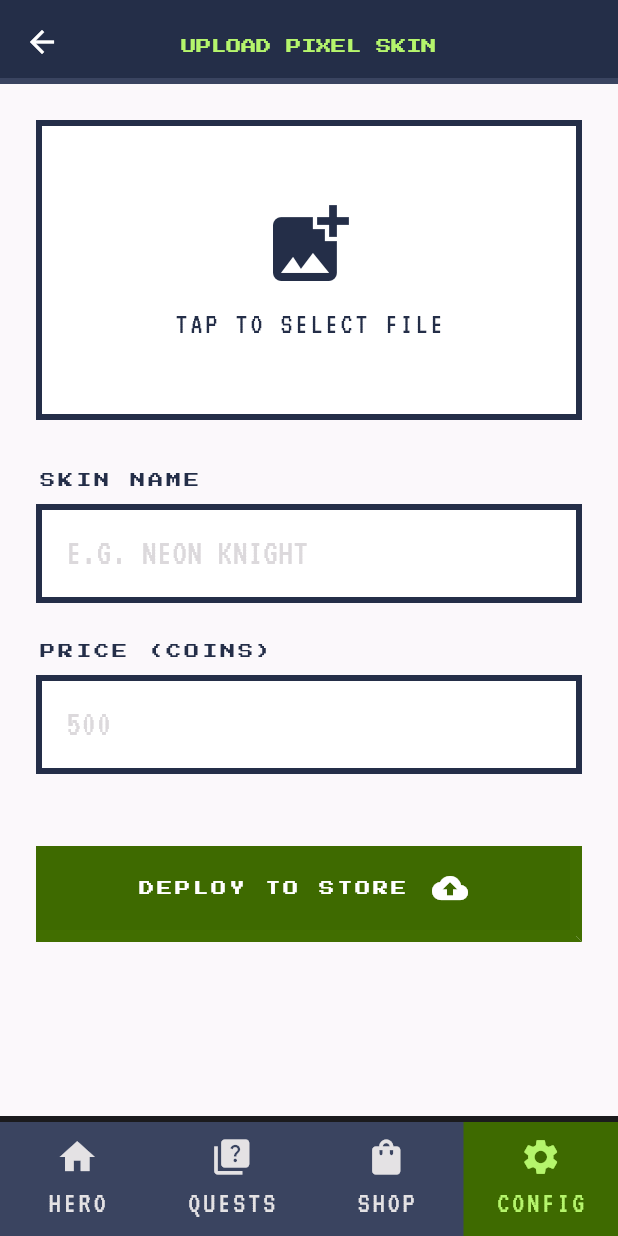
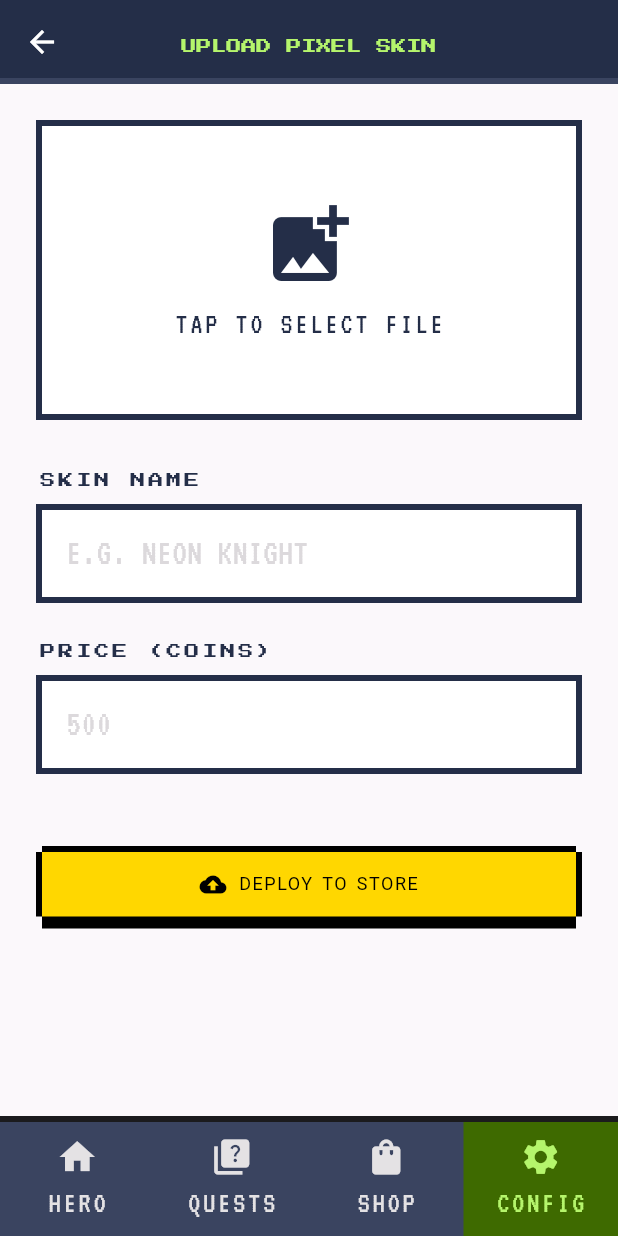
Before and after one commit to joelaah/edtech-pixelated, a Flutter app: the AdminUploadSkinPage screen opened by its route, on a phone screen of 412 x 824 dp. Run offline on Flutter 3.47's test engine with Material 3 defaults, Android fonts, the phone set to English and light mode, and no system bars; our stand-ins replace cached_network_image, cloud_firestore, equatable, firebase_auth, firebase_core, firebase_storage and 9 more; missing offline and left inert: flutter_math_fork; accounts and stored records are empty.

Commit message:
Phase 4: Implement Pixel-Art UI foundation (Button, Card, Progress Bar) and Feature Flag system

```diff
--- a/lib/core/router/app_router.dart
+++ b/lib/core/router/app_router.dart
@@ -19,6 +19,7 @@ import 'package:bitwise_academy/features/admin/presentation/pages/create_questio
 import 'package:bitwise_academy/features/exam_library/presentation/pages/exam_taking_page.dart';
 import 'package:bitwise_academy/features/exam_library/presentation/pages/exam_results_page.dart';
 import 'package:bitwise_academy/core/widgets/shell_scaffold.dart';
+import 'package:bitwise_academy/core/widgets/feature_toggle.dart';
 
 import 'package:bitwise_academy/features/admin/presentation/pages/admin_upload_skin_page.dart';
 import 'package:bitwise_academy/features/store/presentation/pages/avatar_store_page.dart';
@@ -180,9 +181,20 @@ GoRouter buildRouter(AuthBloc authBloc) {
             path: RoutePaths.store,
             name: 'store',
             builder: (BuildContext context, GoRouterState state) =>
-                BlocProvider(
-              create: (_) => getIt<StoreCubit>()..loadSkins(),
-              child: const AvatarStorePage(),
+                FeatureToggle(
+              flagName: 'show_pixel_storefront',
+              onEnabled: const Scaffold(
+                body: Center(
+                  child: Text(
+                    'New Pixel UI Coming Soon',
+                    style: TextStyle(fontSize: 24, fontWeight: FontWeight.bold),
+                  ),
+                ),
+              ),
+              onDisabled: BlocProvider(
+                create: (_) => getIt<StoreCubit>()..loadSkins(),
+                child: const AvatarStorePage(),
+              ),
             ),
           ),
 
--- a/lib/core/widgets/pixel_button.dart
+++ b/lib/core/widgets/pixel_button.dart
@@ -1,29 +1,37 @@
 import 'package:flutter/material.dart';
 
-import 'package:bitwise_academy/core/constants/app_colors.dart';
-import 'package:bitwise_academy/core/constants/app_spacing.dart';
-import 'package:bitwise_academy/core/constants/app_typography.dart';
+/// Defines the visual style of the [PixelButton].
+enum PixelButtonType { primary, secondary }
 
-/// Neo-Arcade "Chunky" button with 8-bit shadow effect.
+/// A reusable button that implements a "stepped" pixel-art border look.
 ///
-/// Mimics the physical arcade button press with a bottom-heavy
-/// shadow that compresses on tap.
+/// Upgraded to be backwards-compatible with the legacy design system while
+/// providing a modern pixel-art aesthetic. Supports nullable [onPressed] for
+/// disabled states.
 class PixelButton extends StatefulWidget {
   final String label;
   final VoidCallback? onPressed;
+  final Color? backgroundColor;
+  final Color borderColor;
+  final Color? textColor;
+  final double pixelSize;
+  final bool isLoading;
   final bool isPrimary;
-  final bool isLoading;
   final IconData? icon;
   final double? width;
 
   const PixelButton({
+    super.key,
     required this.label,
     this.onPressed,
+    this.backgroundColor,
+    this.borderColor = Colors.black,
+    this.textColor,
+    this.pixelSize = 4.0,
+    this.isLoading = false,
     this.isPrimary = true,
-    this.isLoading = false,
     this.icon,
     this.width,
-    super.key,
   });
 
   @override
@@ -33,82 +41,120 @@ class PixelButton extends StatefulWidget {
 class _PixelButtonState extends State<PixelButton> {
   bool _isPressed = false;
 
+  /// Helper to determine if the button is currently non-interactive.
+  bool get _isDisabled => widget.onPressed == null || widget.isLoading;
+
+  /// Determines the background color based on priority:
+  /// 1. Disabled state (Muted grey)
+  /// 2. Explicitly provided [backgroundColor]
+  /// 3. Primary vs Secondary theme defaults
+  Color get _effectiveBackgroundColor {
+    if (_isDisabled && !widget.isLoading) return const Color(0xFFD1D1D1);
+    if (widget.backgroundColor != null) return widget.backgroundColor!;
+    return widget.isPrimary ? const Color(0xFFFFD700) : Colors.white;
+  }
+
+  /// Determines the text color based on priority:
+  /// 1. Disabled state (Darker grey)
+  /// 2. Explicitly provided [textColor]
+  /// 3. Default Black
+  Color get _effectiveTextColor {
+    if (_isDisabled && !widget.isLoading) return const Color(0xFF757575);
+    if (widget.textColor != null) return widget.textColor!;
+    return Colors.black;
+  }
+
+  void _handleTapDown(TapDownDetails details) {
+    if (!_isDisabled) {
+      setState(() => _isPressed = true);
+    }
+  }
+
+  void _handleTapUp(TapUpDetails details) {
+    if (!_isDisabled) {
+      setState(() => _isPressed = false);
+      widget.onPressed?.call();
+    }
+  }
+
+  void _handleTapCancel() {
+    if (!_isDisabled) {
+      setState(() => _isPressed = false);
+    }
+  }
+
   @override
   Widget build(BuildContext context) {
-    final Color bgColor = widget.isPrimary
-        ? AppColors.secondary
-        : AppColors.primary;
-    final Color textColor = widget.isPrimary
-        ? AppColors.onSecondary
-        : AppColors.secondaryFixed;
-    final Color shadowColor = widget.isPrimary
-        ? AppColors.onSecondaryContainer
-        : const Color(0xFF101B34);
+    // The "push down" offset when pressed (disabled during loading or if onPressed is null)
+    final double pushOffset = (_isPressed && !_isDisabled) ? widget.pixelSize : 0.0;
+
+    Widget buttonContent = Row(
+      mainAxisSize: MainAxisSize.min,
+      mainAxisAlignment: MainAxisAlignment.center,
+      children: [
+        if (widget.isLoading) ...[
+          const SizedBox(
+            width: 14,
+            height: 14,
+            child: CircularProgressIndicator(
+              strokeWidth: 2,
+              valueColor: AlwaysStoppedAnimation<Color>(Colors.black),
+            ),
+          ),
+          const SizedBox(width: 10),
+        ] else if (widget.icon != null) ...[
+          Icon(widget.icon, color: _effectiveTextColor, size: 18),
+          const SizedBox(width: 8),
+        ],
+        Text(
+          widget.isLoading ? 'LOADING...' : widget.label.toUpperCase(),
+          textAlign: TextAlign.center,
+          style: TextStyle(
+            color: _effectiveTextColor,
+            fontFamily: 'PressStart2P',
+            fontSize: 12,
+            letterSpacing: 1.0,
+          ),
+        ),
+      ],
+    );
+
+    if (widget.width != null) {
+      buttonContent = SizedBox(
+        width: widget.width! - (widget.pixelSize * 4),
+        child: buttonContent,
+      );
+    }
 
     return GestureDetector(
-      behavior: HitTestBehavior.opaque,
-      onTapDown: (_) => setState(() => _isPressed = true),
-      onTap: () {
-        setState(() => _isPressed = false);
-        widget.onPressed?.call();
-      },
-      onTapUp: (_) => setState(() => _isPressed = false),
-      onTapCancel: () => setState(() => _isPressed = false),
-      child: AnimatedContainer(
-        duration: const Duration(milliseconds: 80),
-        width: widget.width,
-        transform: Matrix4.translationValues(
-          _isPressed ? 4 : 0,
-          _isPressed ? 4 : 0,
-          0,
-        ),
-        decoration: BoxDecoration(
-          color: bgColor,
-          border: Border(
-            bottom: BorderSide(
-              color: _isPressed ? Colors.transparent : shadowColor,
-              width: _isPressed ? 0 : 8,
+      onTapDown: _handleTapDown,
+      onTapUp: _handleTapUp,
+      onTapCancel: _handleTapCancel,
+      child: Transform.translate(
+        offset: Offset(0, pushOffset),
+        child: Opacity(
+          opacity: (_isDisabled && !widget.isLoading) ? 0.6 : 1.0,
+          child: Container(
+            margin: EdgeInsets.all(widget.pixelSize),
+            padding: const EdgeInsets.symmetric(horizontal: 16, vertical: 12),
+            decoration: BoxDecoration(
+              color: _effectiveBackgroundColor,
+              boxShadow: [
+                BoxShadow(color: widget.borderColor, offset: Offset(-widget.pixelSize, 0)),
+                BoxShadow(color: widget.borderColor, offset: Offset(widget.pixelSize, 0)),
+                BoxShadow(color: widget.borderColor, offset: Offset(0, -widget.pixelSize)),
+                BoxShadow(color: widget.borderColor, offset: Offset(0, widget.pixelSize)),
+                // Hide 3D shadow if pressed or disabled
+                if (!_isPressed && !_isDisabled)
+                  BoxShadow(
+                    color: widget.borderColor,
+                    offset: Offset(0, widget.pixelSize * 2),
+                  ),
+              ],
             ),
-            right: BorderSide(
-              color: _isPressed ? Colors.transparent : shadowColor,
-              width: _isPressed ? 0 : 8,
-            ),
+            child: buttonContent,
           ),
         ),
-        padding: const EdgeInsets.symmetric(
-          horizontal: AppSpacing.lg,
-          vertical: AppSpacing.md,
-        ),
-        child: widget.isLoading
-            ? Center(
-                child: SizedBox(
-                  width: 20,
-                  height: 20,
-                  child: CircularProgressIndicator(
-                    strokeWidth: 3,
-                    color: textColor,
-                  ),
-                ),
-              )
-            : Row(
-                mainAxisAlignment: MainAxisAlignment.center,
-                mainAxisSize: widget.width != null
-                    ? MainAxisSize.max
-                    : MainAxisSize.min,
-                children: [
-                  Text(
-                    widget.label,
-                    style: AppTypography.headlineXs.copyWith(
-                      color: textColor,
-                      letterSpacing: 2,
-                    ),
-                  ),
-                  if (widget.icon != null) ...[
-                    const SizedBox(width: AppSpacing.md),
-                    Icon(widget.icon, color: textColor, size: 24),
-                  ],
-                ],
-              ),
       ),
     );
   }
```
Also changed, not shown: lib/core/services/feature_flag_service.dart (added, +43 -0 lines), lib/core/widgets/feature_toggle.dart (added, +31 -0 lines), lib/core/widgets/pixel_container.dart (added, +84 -0 lines), lib/core/widgets/pixel_typography.dart (added, +78 -0 lines).
